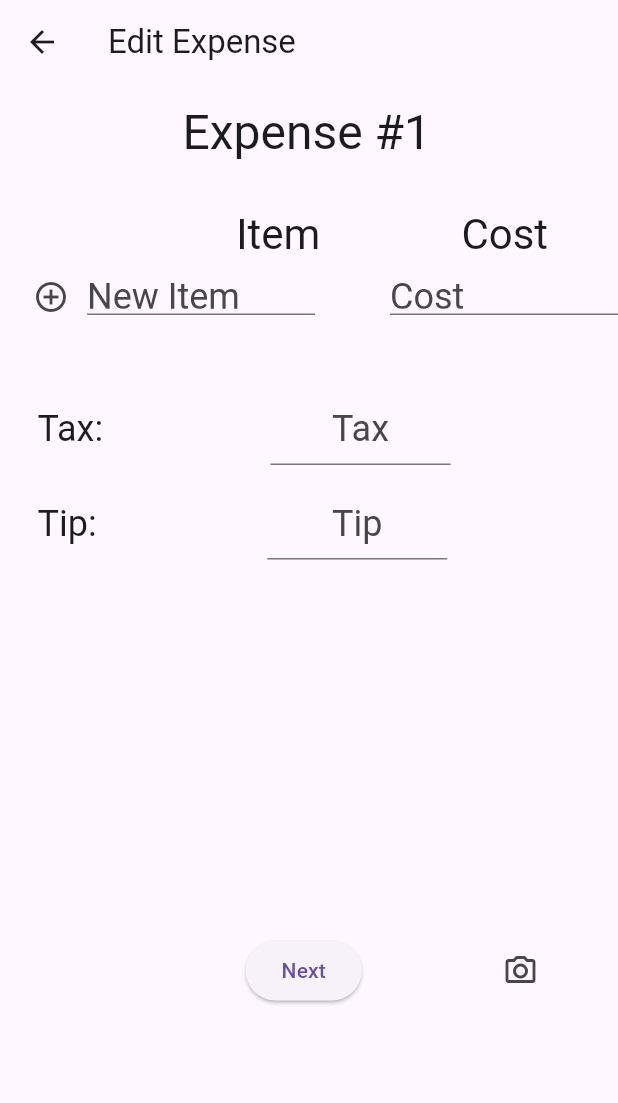
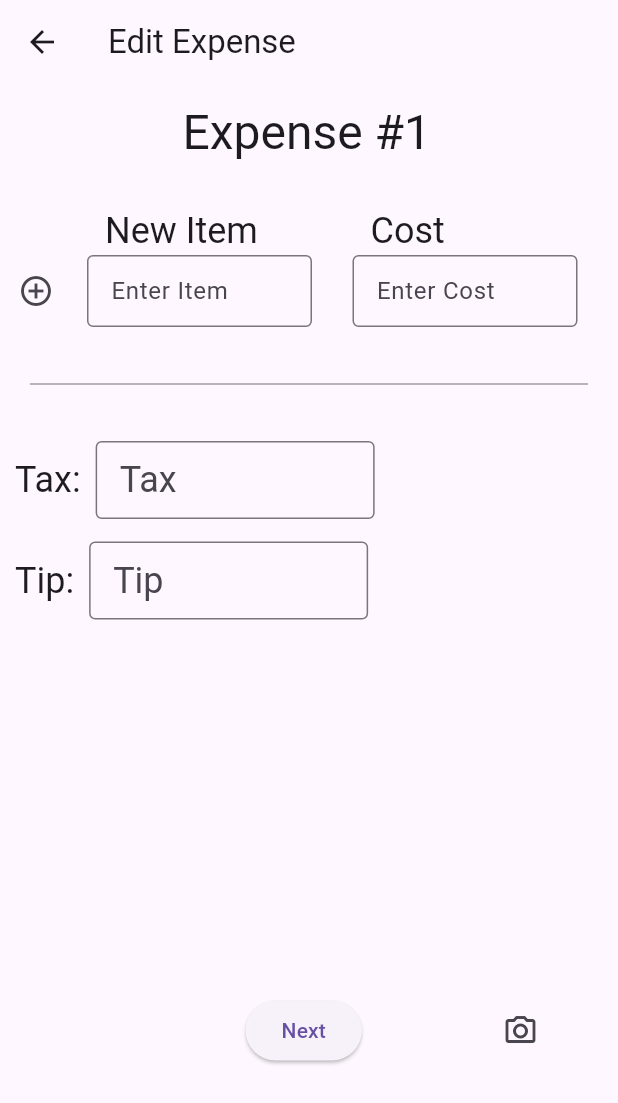
Before and after one commit to bradhu25/QuirkyQuarters, a Flutter app: the EditExpenseRoute screen opened directly, on a phone screen of 412 x 824 dp. Shown: the top 1103 px of the screen. Run offline on Flutter 3.47's test engine with Material 3 defaults, Android fonts, the phone set to English and light mode, and no system bars.

Commit message:
Fixed alignment of Edit Expense text boxes

```diff
--- a/lib/screens/edit_expense.dart
+++ b/lib/screens/edit_expense.dart
@@ -1,6 +1,5 @@
 import 'package:flutter/material.dart';
 import 'package:quirky_quarters/screens/receipt_summary.dart';
-import 'dart:math';
 
 class ItemAndCost<T1, T2> {
   String item;
@@ -71,149 +70,123 @@ class _EditExpenseRouteState extends State<EditExpenseRoute> {
                 ),
                 SizedBox(height: 30),
                 Row(
-                    crossAxisAlignment: CrossAxisAlignment.start,
+                  crossAxisAlignment: CrossAxisAlignment.end, // Aligns widgets at the bottom, useful if they have different heights
                   children: [
-                      SizedBox(width: 10,),
-                      Container(
-                        width: max(MediaQuery.of(context).size.width * 0.1, 100),
-                        child: Column(
-                          children: [
-                            // TODO: [UI] Add minimum width of column for when we don't
-                            // have any items yet. [Victoria]
-                            Text("      ",
-                              style: Theme.of(context).textTheme.headlineMedium,
-                            ),
-                            for (var i = 0; i < itemsAndCosts.length; i++)
                     IconButton(
-                                icon: Icon(Icons.remove_circle_outline),
+                      icon: Icon(Icons.add_circle_outline),
                       onPressed: () {
-                                  removeItemAndCost(i);
+                        addNewItemAndCost();
                       },
                     ),
-                          ]
+                    SizedBox(width: 10), // Provides spacing between the button and the text fields
+                    Expanded(
+                      flex: 2,
+                      child: Column(
+                        crossAxisAlignment: CrossAxisAlignment.start, // Align content to the start
+                        children: [
+                          Padding(
+                            padding: EdgeInsets.only(left: 12), // Align the label text with the TextField content
+                            child: Text("New Item", style: Theme.of(context).textTheme.headlineSmall),
+                          ),
+                          Container(
+                            margin: EdgeInsets.only(right: 10),
+                            constraints: BoxConstraints(maxWidth: 150), // Smaller width for the text box
+                            child: TextField(
+                              decoration: InputDecoration(
+                                hintText: 'Enter Item',
+                                contentPadding: EdgeInsets.symmetric(vertical: 10, horizontal: 12),
+                                border: OutlineInputBorder(),
                               ),
                             ),
-
-                      // TODO: [UI] Make spacing between columns (buttons, items, costs)
-                      // dynamic to screen size. See Flexible / Expanded widget. [Victoria]
-                      Expanded(
-                        child: Column(
-                          crossAxisAlignment: CrossAxisAlignment.center,
-                          children: [
-                            Text("Item", style: Theme.of(context).textTheme.headlineMedium),
-                            for (var pair in itemsAndCosts)
-                              Padding(
-                                padding: EdgeInsets.only(bottom: MediaQuery.of(context).size.height * 0.01), // Dynamic bottom padding based on screen height
-                                child: Text(pair.item),
                           ),
                         ],
                       ),
                     ),
                     Expanded(
+                      flex: 2,
                       child: Column(
-                          crossAxisAlignment: CrossAxisAlignment.center,
+                        crossAxisAlignment: CrossAxisAlignment.start, // Align content to the start
                         children: [
-                            Text("Cost", style: Theme.of(context).textTheme.headlineMedium),
-                            for (var pair in itemsAndCosts)
                           Padding(
-                                padding: EdgeInsets.only(bottom: MediaQuery.of(context).size.height * 0.01), // Dynamic bottom padding based on screen height
-                                child: Text("\$${pair.cost.toStringAsFixed(2)}"),
+                            padding: EdgeInsets.only(left: 12), // Align the label text with the TextField content
+                            child: Text("Cost", style: Theme.of(context).textTheme.headlineSmall),
+                          ),
+                          Container(
+                            margin: EdgeInsets.only(right: 10), // Added to prevent the box from touching the screen's side
+                            constraints: BoxConstraints(maxWidth: 150), // Smaller width for the text box
+                            child: TextField(
+                              decoration: InputDecoration(
+                                hintText: 'Enter Cost',
+                                contentPadding: EdgeInsets.symmetric(vertical: 10, horizontal: 12),
+                                border: OutlineInputBorder(), // Adds a border around the TextField
+                              ),
+                            ),
                           ),
                         ],
                       ),
                     ),
                   ],
                 ),
+                SizedBox(height: 30),
+                Divider(
+                  color: Colors.grey,
+                  thickness: 1,
+                  indent: 20,
+                  endIndent: 20,
+                ),
+                SizedBox(height: 30),
+                Padding(
+                  padding: const EdgeInsets.symmetric(horizontal: 10), // Keep padding for overall alignment
+                  child: Column(
+                    crossAxisAlignment: CrossAxisAlignment.start,
+                    children: [
                       Row(
+                        mainAxisAlignment: MainAxisAlignment.start,
                         children: [
-                    SizedBox(width: 10,),
-                    IconButton(
-                            icon: Icon(Icons.add_circle_outline),
-                            onPressed: () {
-                              addNewItemAndCost();
-                            },
+                          Text("Tax:", style: Theme.of(context).textTheme.headlineSmall),
+                          SizedBox(width: 10), // Space between label and field
+                          Flexible(
+                            child: Container(
+                              width: MediaQuery.of(context).size.width / 2 - 20, // Half the screen width minus padding
+                              child: TextField(
+                                decoration: InputDecoration(
+                                  hintText: 'Tax',
+                                  border: OutlineInputBorder(),
+                                  isDense: true,
+                                  contentPadding: EdgeInsets.symmetric(vertical: 10, horizontal: 12),
                                 ),
-                    // TODO: [UI] Update container to Flexible / Expanded widget to match other items.
-                    Flexible(
-                      flex: 2, // Adjust the flex factor as needed for your design
-                      child: Container(
-                        height: Theme.of(context).textTheme.headlineSmall!.fontSize,
-                        child: TextField(
-                          controller: itemController,
                                 style: Theme.of(context).textTheme.headlineSmall,
-                          decoration: InputDecoration(hintText: 'New Item'),
-                        ),
-                      ),
-                    ),
-                    SizedBox(width: 50), // Consider using a smaller width or a Flexible spacer for responsiveness
-                    Flexible(
-                      flex: 2, // Adjust the flex factor as needed for your design
-                      child: Container(
-                        height: Theme.of(context).textTheme.headlineSmall!.fontSize,
-                        child: TextField(
-                          controller: costController,
-                          style: Theme.of(context).textTheme.headlineSmall,
-                          decoration: InputDecoration(hintText: 'Cost'),
                               ),
                             ),
                           ),
                         ],
                       ),
-                SizedBox(height: 40),
-                // TODO: [UI] Adjust Tax/Tip title and textbox alignment.
+                      SizedBox(height: 15), // Space between Tax and Tip rows
                       Row(
-                      mainAxisAlignment: MainAxisAlignment.start, // Align row items to the start
+                        mainAxisAlignment: MainAxisAlignment.start,
                         children: [
-                        SizedBox(width: 25), // Space before the label
-                        Text(
-                          "Tax:",
-                          style: Theme.of(context).textTheme.headlineSmall,
-                        ),
-                        Expanded(
-                          child: SizedBox(width: 25), // Optional, for additional space between label and field if needed
-                        ),
-                        Container(
-                          width: 120, // Fixed width for the TextField container
+                          Text("Tip:", style: Theme.of(context).textTheme.headlineSmall),
+                          SizedBox(width: 10), // Space between label and field
+                          Flexible(
+                            child: Container(
+                              width: MediaQuery.of(context).size.width / 2 - 20, // Half the screen width minus padding
                               child: TextField(
-                            textAlign: TextAlign.center, // Center text within the TextField
                                 decoration: InputDecoration(
-                              hintText: 'Tax',
-                              isDense: true, // Makes the TextField more compact
-                              contentPadding: EdgeInsets.all(8), // Adjust padding inside the TextField
+                                  hintText: 'Tip',
+                                  border: OutlineInputBorder(),
+                                  isDense: true,
+                                  contentPadding: EdgeInsets.symmetric(vertical: 10, horizontal: 12),
                                 ),
                                 style: Theme.of(context).textTheme.headlineSmall,
                               ),
                             ),
-                        Expanded(child: Container()), // Ensures the TextField stays centered in the overall row
+                          ),
                         ],
                       ),
-                    SizedBox(height: 15), // Space between the Tax and Tip rows
-                    Row(
-                      mainAxisAlignment: MainAxisAlignment.start, // Align row items to the start
-                      children: [
-                        SizedBox(width: 25), // Space before the label
-                        Text(
-                          "Tip:",
-                          style: Theme.of(context).textTheme.headlineSmall,
-                        ),
-                        Expanded(
-                          child: SizedBox(width: 25), // Optional, for additional space between label and field if needed
-                        ),
-                        Container(
-                          width: 120, // Fixed width for the TextField container
-                          child: TextField(
-                            textAlign: TextAlign.center, // Center text within the TextField
-                            decoration: InputDecoration(
-                              hintText: 'Tip',
-                              isDense: true,
-                              contentPadding: EdgeInsets.all(8),
-                            ),
-                            style: Theme.of(context).textTheme.headlineSmall,
+                    ],
                   ),
                 ),
-                        Expanded(child: Container()), // Ensures the TextField stays centered in the overall row
-                      ],
-                    ),
+
                 // TODO: [UI] Make Next/Camera buttons appear fixed at the bottom of
                 // the screen. This means we can still see them when we scroll.
                 SizedBox(height: 250),
```
Lines whose indentation alone changed are shown as unchanged.
